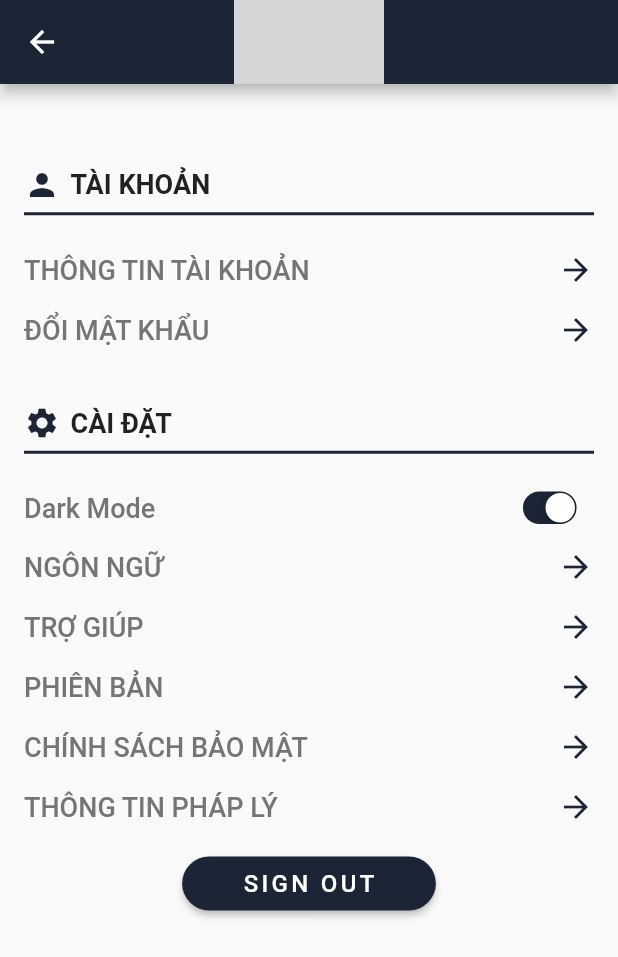
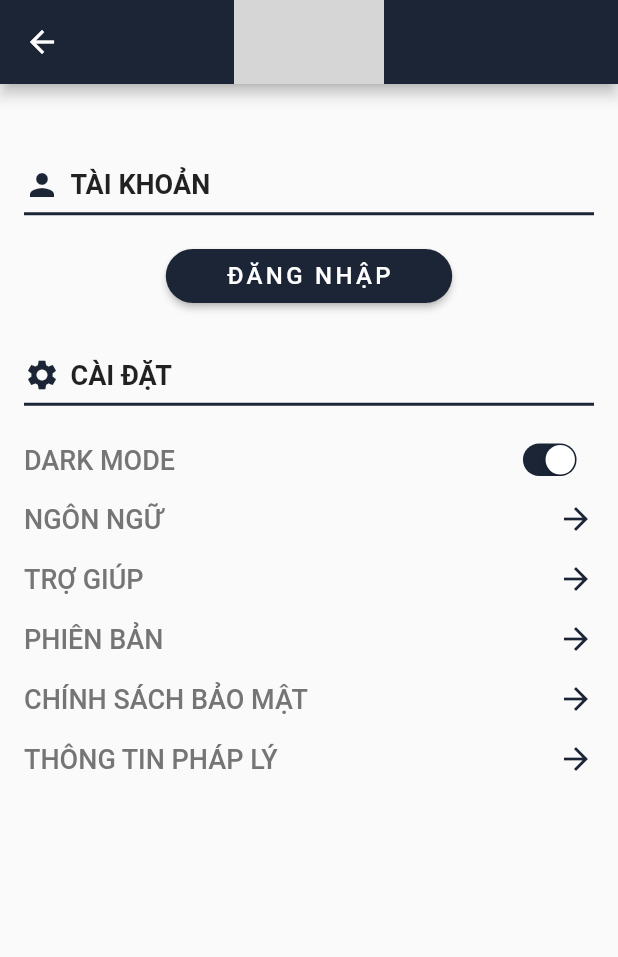
Before and after one commit to BaoKhanh99/Flutter-KaBow, a Flutter app: the Acount_Page screen opened directly, on a phone screen of 412 x 824 dp. Shown: the top 957 px of the screen. Run offline on Flutter 3.47's test engine with Material 2 defaults, Android fonts, the phone set to English and light mode, and no system bars; our stand-ins replace carousel_pro, cloud_firestore, firebase_core, font_awesome_flutter; accounts and stored records are empty; grey boxes are pictures that could not be loaded.

Commit message:
3/6 update 1

```diff
--- a/lib/Account_Page/Account_Page.dart
+++ b/lib/Account_Page/Account_Page.dart
@@ -3,8 +3,14 @@ import 'package:flutter/material.dart';
 import 'package:kabow/Account_Page/ProfileEdit_Page.dart';
 import 'package:kabow/Account_Page/login_page.dart';
 
-class Acount_Page extends StatelessWidget {
-  bool _canShowButton = false;
+class Acount_Page extends StatefulWidget {
+  @override
+  _Acount_PageState createState() => _Acount_PageState();
+}
+
+class _Acount_PageState extends State<Acount_Page> {
+  bool _Show = true;
+
   @override
   Widget build(BuildContext context) {
     return Scaffold(
@@ -46,7 +52,9 @@ class Acount_Page extends StatelessWidget {
             SizedBox(
               height: 10,
             ),
-            GestureDetector(
+            Visibility(
+              visible: !_Show,
+              child: GestureDetector(
                 onTap: () {
                   Navigator.of(context).push(MaterialPageRoute(
                       builder: (BuildContext context) => ProfileEdit_page()));
@@ -71,7 +79,10 @@ class Acount_Page extends StatelessWidget {
                   ),
                 ),
               ),
-            GestureDetector(
+            ),
+            Visibility(
+              visible: !_Show,
+              child: GestureDetector(
                 onTap: () {
                   Navigator.of(context).push(MaterialPageRoute(
                       builder: (BuildContext context) => login_page()));
@@ -120,6 +131,32 @@ class Acount_Page extends StatelessWidget {
                   ),
                 ),
               ),
+            ),
+            Visibility(
+              visible: _Show,
+              child: Center(
+                child: RaisedButton(
+                  color: Color(0xff1b2536),
+                  padding: EdgeInsets.symmetric(horizontal: 40),
+                  shape: RoundedRectangleBorder(
+                      borderRadius: BorderRadius.circular(20)),
+                  onPressed: ()  {
+                    Navigator.of(context).push(MaterialPageRoute(
+                        builder: (BuildContext context) => login_page()));
+                    setState((){
+                      _Show = !_Show;
+                    });
+                  },
+                  child: Text(
+                    "ĐĂNG NHẬP",
+                    style: TextStyle(
+                        fontSize: 16,
+                        letterSpacing: 2.2,
+                        color: Colors.white),
+                  ),
+                ),
+              ),
+            ),
 
             SizedBox(
               height: 30,
@@ -151,7 +188,7 @@ class Acount_Page extends StatelessWidget {
               mainAxisAlignment: MainAxisAlignment.spaceBetween,
               children: [
                 Text(
-                  "Dark Mode",
+                  "DARK MODE",
                   style: TextStyle(
                       fontSize: 18,
                       fontWeight: FontWeight.w500,
@@ -395,20 +432,26 @@ class Acount_Page extends StatelessWidget {
             SizedBox(
               height: 7,
             ),
-            Center(
+            Visibility(
+              visible: !_Show,
+              child: Center(
                 child: RaisedButton(
                    color: Color(0xff1b2536),
                    padding: EdgeInsets.symmetric(horizontal: 40),
                    shape: RoundedRectangleBorder(
                        borderRadius: BorderRadius.circular(20)),
                    onPressed: () {
+                     setState(() {
+                       _Show = !_Show;
+                     });
                    },
                    child: Text(
-                   "SIGN OUT",
+                     "ĐĂNG XUẤT",
                      style: TextStyle(
                          fontSize: 16,
                          letterSpacing: 2.2,
                          color: Colors.white),
+                   ),
                 ),
               ),
             ),
--- a/lib/Account_Page/changepassword_page.dart
+++ b/lib/Account_Page/changepassword_page.dart
@@ -6,6 +6,7 @@ class changepassword_page extends StatefulWidget{
 class _changepasswordState extends State<changepassword_page>{
   @override
   Widget build(BuildContext context) {
+    bool isVisible =true;
     Size size = MediaQuery.of(context).size;
     // TODO: implement build
     return Scaffold(
```
Lines whose indentation alone changed are shown as unchanged.
